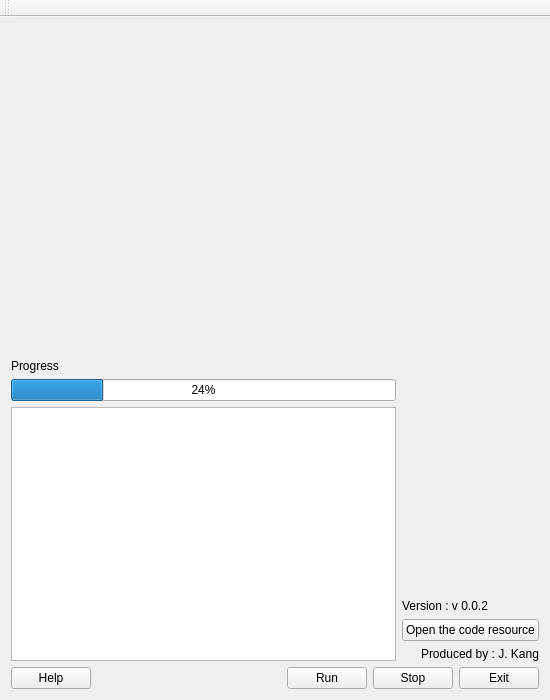
SNU-sunday/SNUC, file PSNUC/PSNUC_Control/PSNUC_Control/PSNUC_Control.ui: the form before one commit.
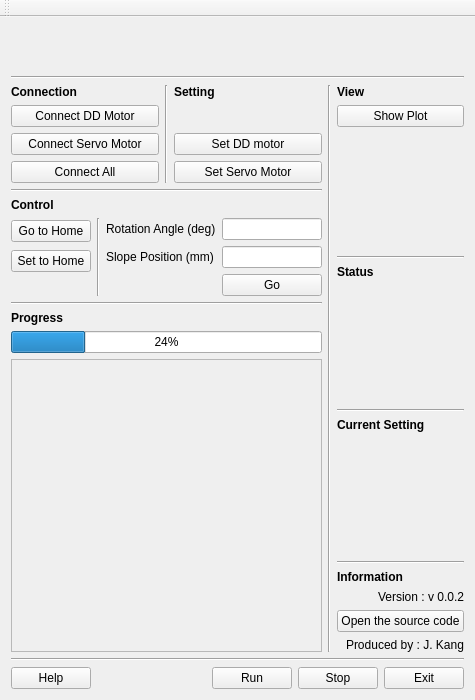
The form after the commit.

Patch:
```diff
--- a/PSNUC/PSNUC_Control/PSNUC_Control/PSNUC_Control.ui
+++ b/PSNUC/PSNUC_Control/PSNUC_Control/PSNUC_Control.ui
@@ -6,7 +6,7 @@
    <rect>
     <x>0</x>
     <y>0</y>
-    <width>550</width>
+    <width>475</width>
     <height>700</height>
    </rect>
   </property>
@@ -15,109 +15,499 @@
   </property>
   <widget class="QWidget" name="centralWidget">
    <layout class="QVBoxLayout" name="verticalLayout_16">
-    <item>
-     <spacer name="verticalSpacer">
-      <property name="orientation">
-       <enum>Qt::Vertical</enum>
-      </property>
-      <property name="sizeHint" stdset="0">
-       <size>
-        <width>20</width>
-        <height>40</height>
-       </size>
-      </property>
-     </spacer>
-    </item>
     <item>
      <layout class="QVBoxLayout" name="verticalLayout_6">
       <item>
-       <layout class="QVBoxLayout" name="verticalLayout_7">
+       <layout class="QVBoxLayout" name="verticalLayout">
         <item>
-         <layout class="QHBoxLayout" name="horizontalLayout_27">
+         <widget class="QLabel" name="systimeLabel">
+          <property name="font">
+           <font>
+            <family>AcadEref</family>
+            <pointsize>10</pointsize>
+            <weight>75</weight>
+            <bold>true</bold>
+           </font>
+          </property>
+          <property name="text">
+           <string/>
+          </property>
+          <property name="alignment">
+           <set>Qt::AlignLeading|Qt::AlignLeft|Qt::AlignTop</set>
+          </property>
+         </widget>
+        </item>
+        <item>
+         <widget class="QLabel" name="sysTimeUTLabel">
+          <property name="font">
+           <font>
+            <family>AcadEref</family>
+            <pointsize>10</pointsize>
+            <weight>75</weight>
+            <bold>true</bold>
+           </font>
+          </property>
+          <property name="text">
+           <string/>
+          </property>
+          <property name="alignment">
+           <set>Qt::AlignLeading|Qt::AlignLeft|Qt::AlignTop</set>
+          </property>
+         </widget>
+        </item>
+       </layout>
+      </item>
+      <item>
+       <widget class="Line" name="line_6">
+        <property name="orientation">
+         <enum>Qt::Horizontal</enum>
+        </property>
+       </widget>
+      </item>
+      <item>
+       <layout class="QHBoxLayout" name="horizontalLayout_27">
+        <item>
+         <layout class="QVBoxLayout" name="verticalLayout_13">
           <item>
-           <layout class="QHBoxLayout" name="horizontalLayout_26">
+           <layout class="QHBoxLayout" name="horizontalLayout_5">
             <item>
-             <layout class="QVBoxLayout" name="verticalLayout_13">
+             <layout class="QVBoxLayout" name="verticalLayout_17">
               <item>
-               <widget class="QLabel" name="progressLabel">
+               <widget class="QLabel" name="connectionLabel">
+                <property name="font">
+                 <font>
+                  <weight>75</weight>
+                  <bold>true</bold>
+                 </font>
+                </property>
                 <property name="text">
-                 <string>Progress</string>
+                 <string>Connection</string>
                 </property>
+                <property name="alignment">
+                 <set>Qt::AlignLeading|Qt::AlignLeft|Qt::AlignTop</set>
+                </property>
                </widget>
               </item>
               <item>
-               <widget class="QProgressBar" name="progressBar">
-                <property name="sizePolicy">
-                 <sizepolicy hsizetype="Expanding" vsizetype="Fixed">
-                  <horstretch>0</horstretch>
-                  <verstretch>0</verstretch>
-                 </sizepolicy>
+               <widget class="QPushButton" name="connectddBtn">
+                <property name="text">
+                 <string>Connect DD Motor</string>
                 </property>
-                <property name="value">
-                 <number>24</number>
+               </widget>
+              </item>
+              <item>
+               <widget class="QPushButton" name="connectservoBtn">
+                <property name="text">
+                 <string>Connect Servo Motor</string>
                 </property>
                </widget>
               </item>
               <item>
-               <layout class="QVBoxLayout" name="verticalLayout_15">
-                <item>
-                 <widget class="QTextBrowser" name="textBrowser"/>
-                </item>
-               </layout>
+               <widget class="QPushButton" name="connectallBtn">
+                <property name="text">
+                 <string>Connect All</string>
+                </property>
+               </widget>
               </item>
              </layout>
             </item>
-           </layout>
-          </item>
-          <item>
-           <layout class="QVBoxLayout" name="verticalLayout_8">
             <item>
-             <layout class="QVBoxLayout" name="verticalLayout_17"/>
-            </item>
-            <item>
-             <spacer name="verticalSpacer_2">
+             <widget class="Line" name="line_9">
               <property name="orientation">
                <enum>Qt::Vertical</enum>
               </property>
-              <property name="sizeHint" stdset="0">
+             </widget>
+            </item>
+            <item>
+             <layout class="QVBoxLayout" name="verticalLayout_15">
+              <item>
+               <widget class="QLabel" name="setLabel">
+                <property name="font">
+                 <font>
+                  <weight>75</weight>
+                  <bold>true</bold>
+                 </font>
+                </property>
+                <property name="text">
+                 <string>Setting</string>
+                </property>
+                <property name="alignment">
+                 <set>Qt::AlignLeading|Qt::AlignLeft|Qt::AlignTop</set>
+                </property>
+               </widget>
+              </item>
+              <item>
+               <widget class="QPushButton" name="setddBtn">
+                <property name="text">
+                 <string>Set DD motor</string>
+                </property>
+               </widget>
+              </item>
+              <item>
+               <widget class="QPushButton" name="setservoBtn">
+                <property name="text">
+                 <string>Set Servo Motor</string>
+                </property>
+               </widget>
+              </item>
+             </layout>
+            </item>
+           </layout>
+          </item>
+          <item>
+           <widget class="Line" name="line_8">
+            <property name="orientation">
+             <enum>Qt::Horizontal</enum>
+            </property>
+           </widget>
+          </item>
+          <item>
+           <layout class="QVBoxLayout" name="verticalLayout_7">
+            <item>
+             <widget class="QLabel" name="controlLabel">
+              <property name="font">
+               <font>
+                <weight>75</weight>
+                <bold>true</bold>
+               </font>
+              </property>
+              <property name="text">
+               <string>Control</string>
+              </property>
+             </widget>
+            </item>
+            <item>
+             <layout class="QHBoxLayout" name="horizontalLayout_4">
+              <item>
+               <layout class="QVBoxLayout" name="verticalLayout_8">
+                <property name="sizeConstraint">
+                 <enum>QLayout::SetMaximumSize</enum>
+                </property>
+                <item>
+                 <widget class="QPushButton" name="go2homeBtn">
+                  <property name="text">
+                   <string>Go to Home</string>
+                  </property>
+                 </widget>
+                </item>
+                <item>
+                 <widget class="QPushButton" name="set2homeBtn">
+                  <property name="text">
+                   <string>Set to Home</string>
+                  </property>
+                 </widget>
+                </item>
+                <item>
+                 <spacer name="horizontalSpacer_2">
+                  <property name="orientation">
+                   <enum>Qt::Horizontal</enum>
+                  </property>
+                  <property name="sizeHint" stdset="0">
+                   <size>
+                    <width>40</width>
+                    <height>20</height>
+                   </size>
+                  </property>
+                 </spacer>
+                </item>
+               </layout>
+              </item>
+              <item>
+               <widget class="Line" name="line_10">
+                <property name="orientation">
+                 <enum>Qt::Vertical</enum>
+                </property>
+               </widget>
+              </item>
+              <item>
+               <layout class="QFormLayout" name="formLayout_2">
+                <item row="0" column="0">
+                 <widget class="QLabel" name="angleLabel">
+                  <property name="text">
+                   <string>Rotation Angle (deg)</string>
+                  </property>
+                 </widget>
+                </item>
+                <item row="0" column="1">
+                 <widget class="QLineEdit" name="agleLineEdit">
+                  <property name="sizePolicy">
+                   <sizepolicy hsizetype="Expanding" vsizetype="Fixed">
+                    <horstretch>0</horstretch>
+                    <verstretch>0</verstretch>
+                   </sizepolicy>
+                  </property>
+                 </widget>
+                </item>
+                <item row="1" column="0">
+                 <widget class="QLabel" name="positionLabel">
+                  <property name="text">
+                   <string>Slope Position (mm)</string>
+                  </property>
+                 </widget>
+                </item>
+                <item row="1" column="1">
+                 <widget class="QLineEdit" name="positionLineEdit"/>
+                </item>
+                <item row="2" column="1">
+                 <widget class="QPushButton" name="goBtn">
+                  <property name="sizePolicy">
+                   <sizepolicy hsizetype="Minimum" vsizetype="Fixed">
+                    <horstretch>0</horstretch>
+                    <verstretch>0</verstretch>
+                   </sizepolicy>
+                  </property>
+                  <property name="text">
+                   <string>Go</string>
+                  </property>
+                 </widget>
+                </item>
+               </layout>
+              </item>
+             </layout>
+            </item>
+           </layout>
+          </item>
+          <item>
+           <widget class="Line" name="line_7">
+            <property name="orientation">
+             <enum>Qt::Horizontal</enum>
+            </property>
+           </widget>
+          </item>
+          <item>
+           <widget class="QLabel" name="progressLabel">
+            <property name="font">
+             <font>
+              <weight>75</weight>
+              <bold>true</bold>
+             </font>
+            </property>
+            <property name="text">
+             <string>Progress</string>
+            </property>
+           </widget>
+          </item>
+          <item>
+           <widget class="QProgressBar" name="progressBar">
+            <property name="sizePolicy">
+             <sizepolicy hsizetype="Expanding" vsizetype="Fixed">
+              <horstretch>0</horstretch>
+              <verstretch>0</verstretch>
+             </sizepolicy>
+            </property>
+            <property name="value">
+             <number>24</number>
+            </property>
+           </widget>
+          </item>
+          <item>
+           <widget class="QScrollArea" name="scrollArea">
+            <property name="widgetResizable">
+             <bool>true</bool>
+            </property>
+            <widget class="QWidget" name="scrollAreaWidgetContents">
+             <property name="geometry">
+              <rect>
+               <x>0</x>
+               <y>0</y>
+               <width>296</width>
+               <height>185</height>
+              </rect>
+             </property>
+            </widget>
+           </widget>
+          </item>
+         </layout>
+        </item>
+        <item>
+         <widget class="Line" name="line">
+          <property name="orientation">
+           <enum>Qt::Vertical</enum>
+          </property>
+         </widget>
+        </item>
+        <item>
+         <layout class="QVBoxLayout" name="verticalLayout_12">
+          <item>
+           <layout class="QVBoxLayout" name="verticalLayout_11">
+            <item>
+             <widget class="QLabel" name="viewLabel">
+              <property name="font">
+               <font>
+                <weight>75</weight>
+                <bold>true</bold>
+               </font>
+              </property>
+              <property name="text">
+               <string>View</string>
+              </property>
+              <property name="alignment">
+               <set>Qt::AlignLeading|Qt::AlignLeft|Qt::AlignTop</set>
+              </property>
+             </widget>
+            </item>
+            <item>
+             <widget class="QPushButton" name="showplotBtn">
+              <property name="text">
+               <string>Show Plot</string>
+              </property>
+             </widget>
+            </item>
+           </layout>
+          </item>
+          <item>
+           <spacer name="verticalSpacer">
+            <property name="orientation">
+             <enum>Qt::Vertical</enum>
+            </property>
+            <property name="sizeHint" stdset="0">
+             <size>
+              <width>20</width>
+              <height>40</height>
+             </size>
+            </property>
+           </spacer>
+          </item>
+          <item>
+           <widget class="Line" name="line_3">
+            <property name="orientation">
+             <enum>Qt::Horizontal</enum>
+            </property>
+           </widget>
+          </item>
+          <item>
+           <layout class="QVBoxLayout" name="verticalLayout_3">
+            <item>
+             <widget class="QLabel" name="statusLabel">
+              <property name="font">
+               <font>
+                <weight>75</weight>
+                <bold>true</bold>
+               </font>
+              </property>
+              <property name="text">
+               <string>Status</string>
+              </property>
+              <property name="alignment">
+               <set>Qt::AlignLeading|Qt::AlignLeft|Qt::AlignTop</set>
+              </property>
+             </widget>
+            </item>
+           </layout>
+          </item>
+          <item>
+           <spacer name="verticalSpacer_2">
+            <property name="orientation">
+             <enum>Qt::Vertical</enum>
+            </property>
+            <property name="sizeHint" stdset="0">
+             <size>
+              <width>20</width>
+              <height>40</height>
+             </size>
+            </property>
+           </spacer>
+          </item>
+          <item>
+           <widget class="Line" name="line_4">
+            <property name="orientation">
+             <enum>Qt::Horizontal</enum>
+            </property>
+           </widget>
+          </item>
+          <item>
+           <layout class="QVBoxLayout" name="verticalLayout_2">
+            <item>
+             <widget class="QLabel" name="currentsettingLabel">
+              <property name="font">
+               <font>
+                <weight>75</weight>
+                <bold>true</bold>
+               </font>
+              </property>
+              <property name="text">
+               <string>Current Setting</string>
+              </property>
+              <property name="alignment">
+               <set>Qt::AlignLeading|Qt::AlignLeft|Qt::AlignTop</set>
+              </property>
+             </widget>
+            </item>
+           </layout>
+          </item>
+          <item>
+           <spacer name="verticalSpacer_3">
+            <property name="orientation">
+             <enum>Qt::Vertical</enum>
+            </property>
+            <property name="sizeHint" stdset="0">
+             <size>
+              <width>20</width>
+              <height>40</height>
+             </size>
+            </property>
+           </spacer>
+          </item>
+          <item>
+           <widget class="Line" name="line_5">
+            <property name="orientation">
+             <enum>Qt::Horizontal</enum>
+            </property>
+           </widget>
+          </item>
+          <item>
+           <layout class="QVBoxLayout" name="verticalLayout_10">
+            <item>
+             <widget class="QLabel" name="informationLabel">
+              <property name="font">
+               <font>
+                <weight>75</weight>
+                <bold>true</bold>
+               </font>
+              </property>
+              <property name="text">
+               <string>Information</string>
+              </property>
+              <property name="alignment">
+               <set>Qt::AlignLeading|Qt::AlignLeft|Qt::AlignTop</set>
+              </property>
+             </widget>
+            </item>
+            <item>
+             <widget class="QLabel" name="versionLabel">
+              <property name="text">
+               <string>Version : v 0.0.2</string>
+              </property>
+              <property name="alignment">
+               <set>Qt::AlignRight|Qt::AlignTrailing|Qt::AlignVCenter</set>
+              </property>
+             </widget>
+            </item>
+            <item>
+             <widget class="QPushButton" name="openurlBtn">
+              <property name="text">
+               <string>Open the source code</string>
+              </property>
+              <property name="iconSize">
                <size>
-                <width>20</width>
-                <height>40</height>
+                <width>16</width>
+                <height>16</height>
                </size>
               </property>
-             </spacer>
+              <property name="shortcut">
+               <string/>
+              </property>
+             </widget>
             </item>
             <item>
-             <layout class="QVBoxLayout" name="verticalLayout_12">
-              <item>
-               <widget class="QLabel" name="versionLabel">
-                <property name="text">
-                 <string>Version : v 0.0.2</string>
-                </property>
-               </widget>
-              </item>
-              <item>
-               <widget class="QPushButton" name="openurlBtn">
-                <property name="text">
-                 <string>Open the code resource</string>
-                </property>
-               </widget>
-              </item>
-             </layout>
-            </item>
-            <item>
-             <layout class="QHBoxLayout" name="horizontalLayout_28">
-              <item>
-               <widget class="QLabel" name="developerLabel">
-                <property name="text">
-                 <string>Produced by : J. Kang</string>
-                </property>
-                <property name="alignment">
-                 <set>Qt::AlignRight|Qt::AlignTrailing|Qt::AlignVCenter</set>
-                </property>
-               </widget>
-              </item>
-             </layout>
+             <widget class="QLabel" name="developerLabel">
+              <property name="text">
+               <string>Produced by : J. Kang</string>
+              </property>
+              <property name="alignment">
+               <set>Qt::AlignRight|Qt::AlignTrailing|Qt::AlignVCenter</set>
+              </property>
+             </widget>
             </item>
            </layout>
           </item>
@@ -126,7 +516,14 @@
        </layout>
       </item>
       <item>
-       <layout class="QHBoxLayout" name="exitbtnLayout">
+       <widget class="Line" name="line_2">
+        <property name="orientation">
+         <enum>Qt::Horizontal</enum>
+        </property>
+       </widget>
+      </item>
+      <item>
+       <layout class="QHBoxLayout" name="horizontalLayout_13">
         <item>
          <layout class="QHBoxLayout" name="horizontalLayout_9">
           <item>
@@ -143,6 +540,9 @@
           <property name="orientation">
            <enum>Qt::Horizontal</enum>
           </property>
+          <property name="sizeType">
+           <enum>QSizePolicy::Expanding</enum>
+          </property>
           <property name="sizeHint" stdset="0">
            <size>
             <width>40</width>
@@ -152,37 +552,25 @@
          </spacer>
         </item>
         <item>
-         <layout class="QHBoxLayout" name="horizontalLayout_8">
-          <item>
-           <widget class="QPushButton" name="runBtn">
-            <property name="text">
-             <string>Run</string>
-            </property>
-           </widget>
-          </item>
-         </layout>
+         <widget class="QPushButton" name="runBtn">
+          <property name="text">
+           <string>Run</string>
+          </property>
+         </widget>
         </item>
         <item>
-         <layout class="QHBoxLayout" name="horizontalLayout_7">
-          <item>
-           <widget class="QPushButton" name="stopBtn">
-            <property name="text">
-             <string>Stop</string>
-            </property>
-           </widget>
-          </item>
-         </layout>
+         <widget class="QPushButton" name="stopBtn">
+          <property name="text">
+           <string>Stop</string>
+          </property>
+         </widget>
         </item>
         <item>
-         <layout class="QHBoxLayout" name="horizontalLayout_13">
-          <item>
-           <widget class="QPushButton" name="exitBtn">
-            <property name="text">
-             <string>Exit</string>
-            </property>
-           </widget>
-          </item>
-         </layout>
+         <widget class="QPushButton" name="exitBtn">
+          <property name="text">
+           <string>Exit</string>
+          </property>
+         </widget>
         </item>
        </layout>
       </item>
```
Left out of the diff: 16 changed lines with no effect on the pictures.
